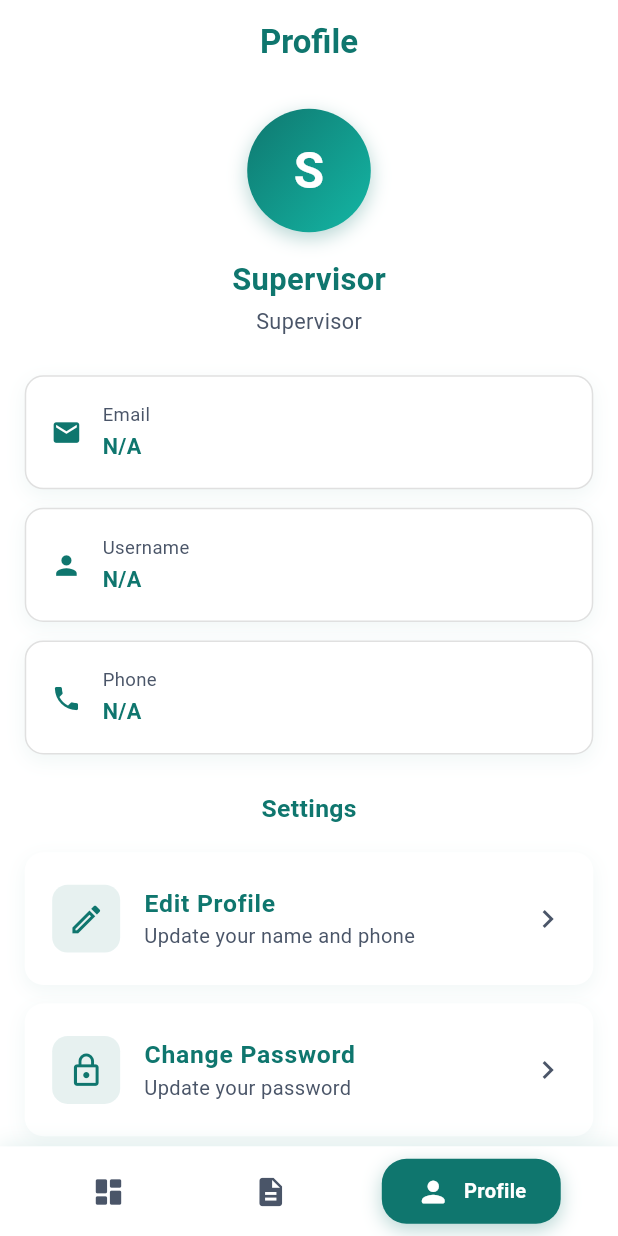
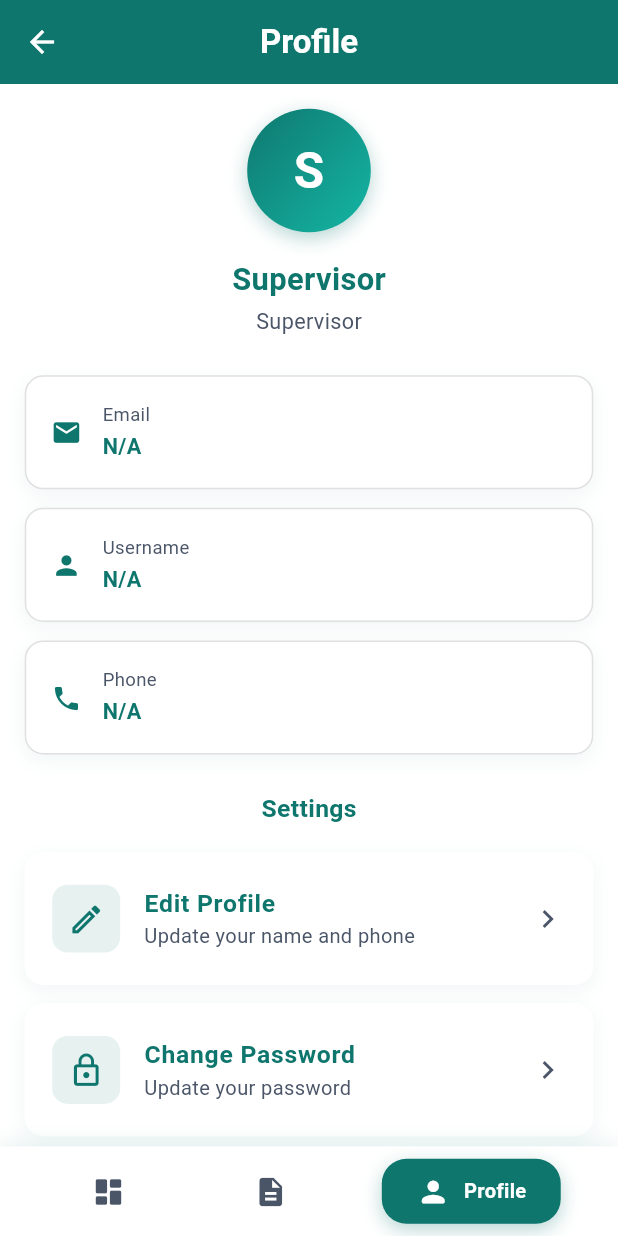
Before and after one commit to siva-dataworker/new_homes, a Flutter app: the SupervisorDashboardFeed screen opened directly, item 3 of the bottom bar chosen, on a phone screen of 412 x 824 dp. Run offline on Flutter 3.47's test engine with Material 3 defaults, Android fonts, the phone set to English and light mode, and no system bars; our stand-ins replace cached_network_image, file_picker, flutter_screenutil, flutter_secure_storage, image_picker, open_filex and 1 more; missing offline and left inert: excel; accounts and stored records are empty; network calls fail.

Commit message:
fix: supervisor Profile tab header didn't match navy header treatment
_buildProfileScreen() in supervisor_dashboard_feed.dart is a separate
embedded profile view (the one actually shown via the bottom nav tab)
from the standalone supervisor_profile_screen.dart file - it had its
own white-background SliverAppBar with navy text that got missed in
the earlier pass. Now navy background, white bold title, matching
every other supervisor screen.

Co-Authored-By: Claude Sonnet 5 <noreply@anthropic.com>

```diff
--- a/otp_phone_auth/lib/screens/supervisor_dashboard_feed.dart
+++ b/otp_phone_auth/lib/screens/supervisor_dashboard_feed.dart
@@ -320,7 +320,7 @@ class _SupervisorDashboardFeedState extends State<SupervisorDashboardFeed> {
         SliverAppBar(
           floating: true,
           snap: true,
-          backgroundColor: AppColors.cleanWhite,
+          backgroundColor: AppColors.supervisorAccent,
           elevation: 0,
           toolbarHeight: 70,
           title: Row(
@@ -329,11 +329,11 @@ class _SupervisorDashboardFeedState extends State<SupervisorDashboardFeed> {
                 width: 45.w,
                 height: 45.h,
                 decoration: BoxDecoration(
-                  gradient: AppColors.supervisorGradient,
+                  color: Colors.white,
                   shape: BoxShape.circle,
                   boxShadow: [
                     BoxShadow(
-                      color: AppColors.supervisorAccent.withValues(alpha: 0.3),
+                      color: Colors.black.withValues(alpha: 0.15),
                       blurRadius: 8.r,
                       offset: const Offset(0, 2),
                     ),
@@ -343,7 +343,7 @@ class _SupervisorDashboardFeedState extends State<SupervisorDashboardFeed> {
                   child: Text(
                     avatarInitial(_currentUser?['full_name'] as String?, 'S'),
                     style: TextStyle(
-                      color: Colors.white,
+                      color: AppColors.supervisorAccent,
                       fontWeight: FontWeight.bold,
                       fontSize: 20.sp,
                     ),
@@ -361,7 +361,7 @@ class _SupervisorDashboardFeedState extends State<SupervisorDashboardFeed> {
                       style: TextStyle(
                         fontSize: 17.sp,
                         fontWeight: FontWeight.bold,
-                        color: AppColors.supervisorAccent,
+                        color: Colors.white,
                         letterSpacing: -0.5,
                       ),
                     ),
@@ -372,7 +372,7 @@ class _SupervisorDashboardFeedState extends State<SupervisorDashboardFeed> {
                           width: 8.w,
                           height: 8.h,
                           decoration: const BoxDecoration(
-                            color: AppColors.supervisorAccent,
+                            color: Colors.greenAccent,
                             shape: BoxShape.circle,
                           ),
                         ),
@@ -381,7 +381,7 @@ class _SupervisorDashboardFeedState extends State<SupervisorDashboardFeed> {
                           'Active Now',
                           style: TextStyle(
                             fontSize: 12.sp,
-                            color: AppColors.textSecondary,
+                            color: Colors.white70,
                             fontWeight: FontWeight.w500,
                           ),
                         ),
@@ -681,11 +681,7 @@ class _SupervisorDashboardFeedState extends State<SupervisorDashboardFeed> {
                   isLoading: _isLoadingWorkingSites,
                   isEmpty: _workingSites.isEmpty,
                   emptyMessage: 'No working sites for today',
-                  children: _workingSites
-                      .asMap()
-                      .entries
-                      .map((e) => _buildSiteListItem(e.value, e.key))
-                      .toList(),
+                  children: _workingSites.map((site) => _buildSiteListItem(site)).toList(),
                   onRefresh: _loadWorkingSites,
                 ),
 
@@ -799,12 +795,11 @@ class _SupervisorDashboardFeedState extends State<SupervisorDashboardFeed> {
     );
   }
 
-  Widget _buildSiteListItem(Map<String, dynamic> site, [int index = 0]) {
-    final cardColor = AppColors.supervisorCardColors[index % AppColors.supervisorCardColors.length];
+  Widget _buildSiteListItem(Map<String, dynamic> site) {
     return ListTile(
       leading: CircleAvatar(
-        backgroundColor: cardColor.withValues(alpha: 0.1),
-        child: Icon(Icons.location_on, color: cardColor, size: 20.sp),
+        backgroundColor: AppColors.supervisorAccent.withValues(alpha: 0.1),
+        child: Icon(Icons.location_on, color: AppColors.supervisorAccent, size: 20.sp),
       ),
       title: Text(
         site['site_name'] ?? 'Unknown Site',
@@ -822,24 +817,24 @@ class _SupervisorDashboardFeedState extends State<SupervisorDashboardFeed> {
             Container(
               padding: EdgeInsets.symmetric(horizontal: 6.w, vertical: 2.h),
               decoration: BoxDecoration(
-                color: cardColor.withValues(alpha: 0.15),
+                color: AppColors.supervisorAccent.withValues(alpha: 0.15),
                 borderRadius: BorderRadius.circular(4.r),
                 border: Border.all(
-                  color: cardColor.withValues(alpha: 0.3),
+                  color: AppColors.supervisorAccent.withValues(alpha: 0.3),
                   width: 1,
                 ),
               ),
               child: Row(
                 mainAxisSize: MainAxisSize.min,
                 children: [
-                  Icon(Icons.location_city, size: 10.sp, color: cardColor),
+                  Icon(Icons.location_city, size: 10.sp, color: AppColors.supervisorAccent),
                   SizedBox(width: 3.w),
                   Text(
                     site['area'],
                     style: TextStyle(
                       fontSize: 11.sp,
                       fontWeight: FontWeight.w600,
-                      color: cardColor,
+                      color: AppColors.supervisorAccent,
                     ),
                   ),
                 ],
@@ -1365,11 +1360,12 @@ class _SupervisorDashboardFeedState extends State<SupervisorDashboardFeed> {
           // Simple Profile Header
           SliverAppBar(
             floating: true,
-            backgroundColor: AppColors.cleanWhite,
+            backgroundColor: AppColors.supervisorAccent,
             elevation: 0,
+            iconTheme: const IconThemeData(color: Colors.white),
             title: const Text(
               'Profile',
-              style: TextStyle(color: AppColors.supervisorAccent),
+              style: TextStyle(color: Colors.white, fontWeight: FontWeight.bold),
             ),
           ),
           // Profile Info
```
